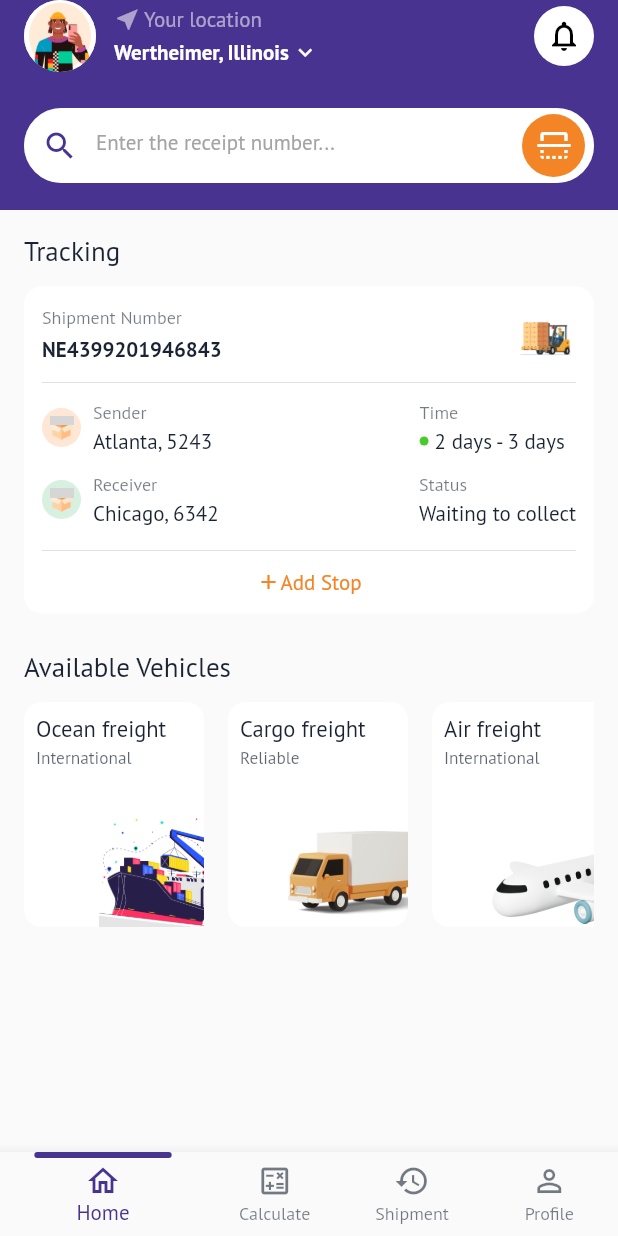
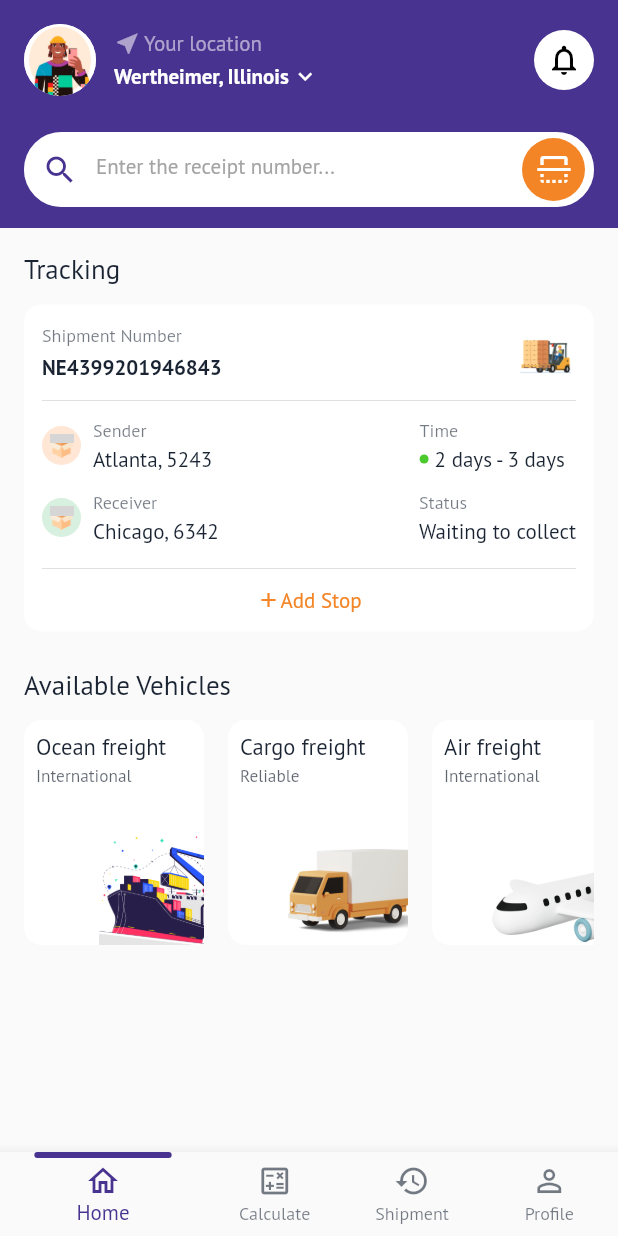
Before and after one commit to Crazelu/movemate, a Flutter app: the screen it shows after launch, on a phone screen of 412 x 824 dp. Run offline on Flutter 3.47's test engine with Material 2 defaults, Android fonts, the phone set to English and light mode, and no system bars; our stand-ins replace google_fonts; grey boxes are pictures that could not be loaded.

Commit message:
Increases animation durations and adds vertical padding to home app bar

```diff
--- a/lib/presentation/views/calculate/widgets/category_chip.dart
+++ b/lib/presentation/views/calculate/widgets/category_chip.dart
@@ -21,7 +21,7 @@
       },
       child: AnimatedContainer(
         curve: Curves.easeIn,
-        duration: const Duration(milliseconds: 200),
+        duration: const Duration(milliseconds: 300),
         padding: const EdgeInsets.symmetric(horizontal: 12, vertical: 8),
         decoration: BoxDecoration(
           borderRadius: BorderRadius.circular(8),
--- a/lib/presentation/views/home/widgets/app_bar.dart
+++ b/lib/presentation/views/home/widgets/app_bar.dart
@@ -15,6 +15,7 @@
       child: SafeArea(
         child: Column(
           children: [
+            const SizedBox(height: 16),
             const _UserInfoWithNotificationRow(),
             const SizedBox(height: 24),
             Hero(
@@ -39,7 +40,7 @@
   }
 
   @override
-  Size get preferredSize => const Size(double.infinity, 140);
+  Size get preferredSize => const Size(double.infinity, 152);
 }
 
 class _UserInfoWithNotificationRow extends StatelessWidget {
--- a/lib/presentation/views/home/widgets/shipment_option_card.dart
+++ b/lib/presentation/views/home/widgets/shipment_option_card.dart
@@ -25,7 +25,7 @@
   late final _controller = AnimationController(
     vsync: this,
     duration: const Duration(
-      milliseconds: 300,
+      milliseconds: 500,
     ),
   );
 
```
